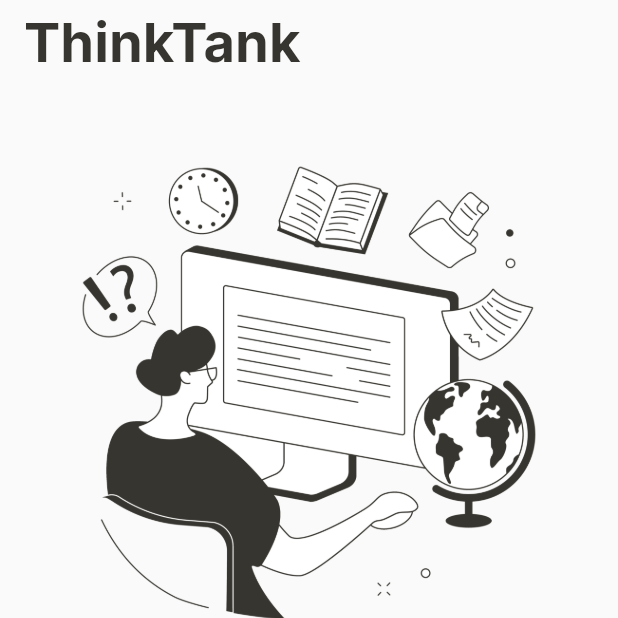
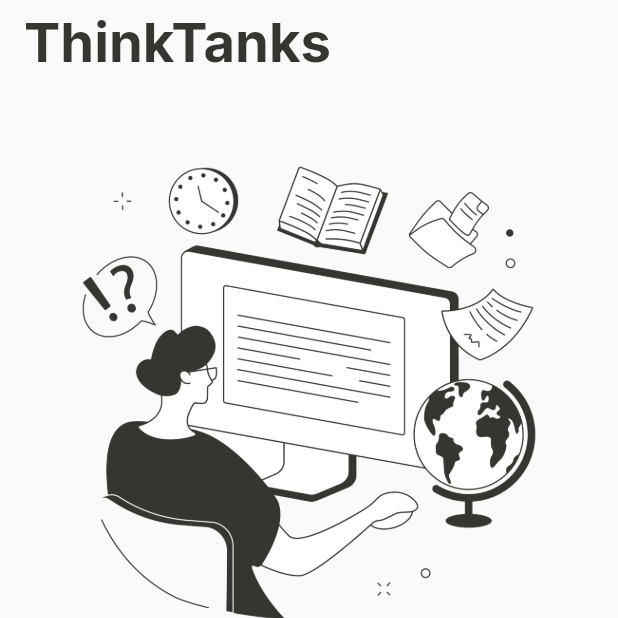
Before and after one commit to selinarslann/F-42-bootcamp, a Flutter app: the screen it shows after launch, on a phone screen of 412 x 824 dp, the top half of it. Run offline on Flutter 3.47's test engine with Material 2 defaults, Android fonts, the phone set to English and light mode, and no system bars; our stand-ins replace google_fonts.

Commit message:
deneme 3

```diff
--- a/lib/pages/splashPages/splash_page_1.dart
+++ b/lib/pages/splashPages/splash_page_1.dart
@@ -11,7 +11,7 @@ class SplashPageOne extends StatelessWidget {
     return Scaffold(
       appBar: AppBar(
         title: Text(
-          'ThinkTank',
+          'ThinkTanks',
           style: GoogleFonts.inter(
             fontWeight: FontWeight.bold,
             fontSize: mHeight * 0.044,
```
